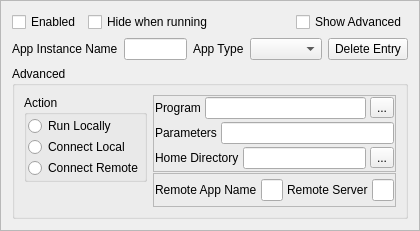
zsteva/backup-minos2, file mqt/MqtBase/ConfigElementFrame.ui: the form before one commit.
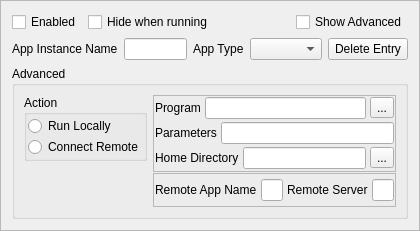
The form after the commit.

Commit message: Remove connect local; tidy code and fix bits

```diff
--- a/mqt/MqtBase/ConfigElementFrame.ui
+++ b/mqt/MqtBase/ConfigElementFrame.ui
@@ -155,16 +155,6 @@
              </attribute>
             </widget>
            </item>
-           <item>
-            <widget class="QRadioButton" name="rbConnectLocal">
-             <property name="text">
-              <string>Connect Local</string>
-             </property>
-             <attribute name="buttonGroup">
-              <string notr="true">actionButtonGroup</string>
-             </attribute>
-            </widget>
-           </item>
            <item>
             <widget class="QRadioButton" name="rbConnectRemote">
              <property name="text">
```
Left out of the diff: 1 changed line with no effect on the pictures. The commit also changes 10 other files.
